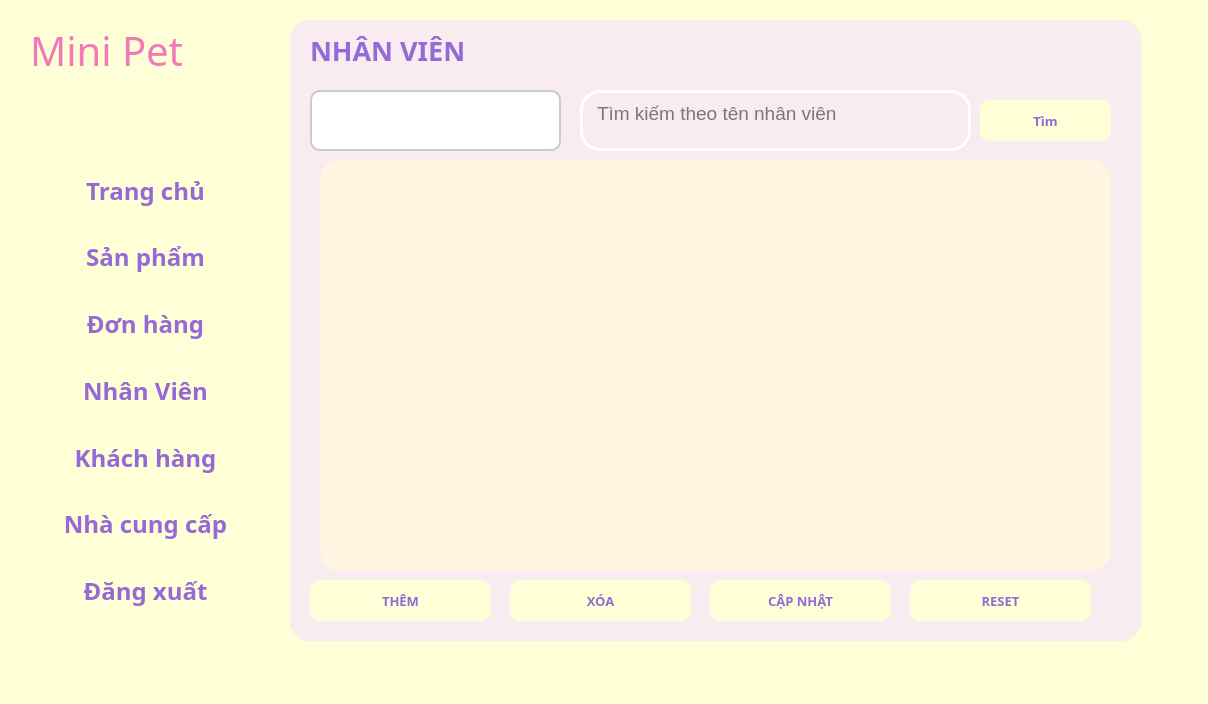
First picture: the form in Main/main.ui, repository minhngoc22/Pet-Store, before the edit.
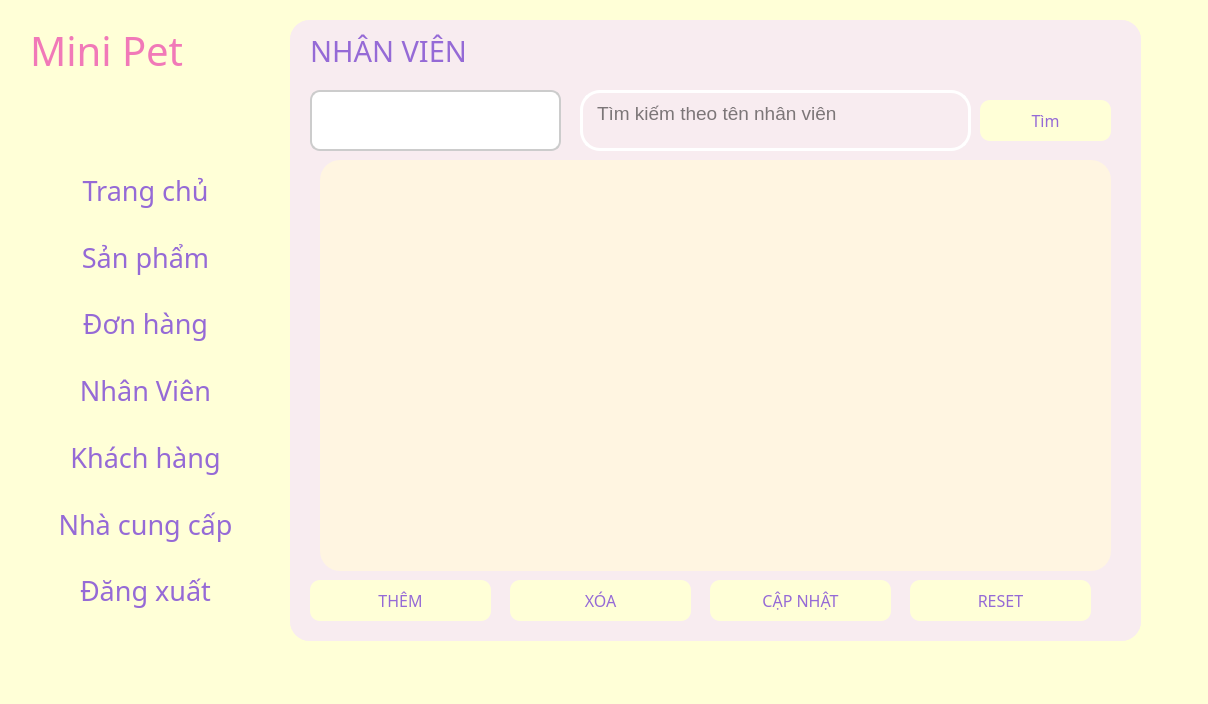
Second picture: the form after the edit. The open tabs and pages were chosen to show the change. Icons and pictures are not drawn.

Patch:
```diff
--- a/Main/main.ui
+++ b/Main/main.ui
@@ -107,11 +107,11 @@
        </property>
        <property name="font">
         <font>
-         <family>Arial Black</family>
-         <pointsize>18</pointsize>
-         <weight>75</weight>
+         <family>Segoe UI Black</family>
+         <pointsize>20</pointsize>
+         <weight>10</weight>
          <italic>false</italic>
-         <bold>true</bold>
+         <bold>false</bold>
         </font>
        </property>
        <property name="styleSheet">
@@ -155,10 +155,11 @@
        </property>
        <property name="font">
         <font>
-         <family>Arial Black</family>
-         <pointsize>18</pointsize>
-         <weight>75</weight>
-         <bold>true</bold>
+         <family>Segoe UI Black</family>
+         <pointsize>20</pointsize>
+         <weight>10</weight>
+         <italic>false</italic>
+         <bold>false</bold>
         </font>
        </property>
        <property name="styleSheet">
@@ -202,10 +203,11 @@
        </property>
        <property name="font">
         <font>
-         <family>Arial Black</family>
-         <pointsize>18</pointsize>
-         <weight>75</weight>
-         <bold>true</bold>
+         <family>Segoe UI Black</family>
+         <pointsize>20</pointsize>
+         <weight>10</weight>
+         <italic>false</italic>
+         <bold>false</bold>
         </font>
        </property>
        <property name="styleSheet">
@@ -249,11 +251,11 @@
        </property>
        <property name="font">
         <font>
-         <family>Arial Black</family>
-         <pointsize>18</pointsize>
-         <weight>75</weight>
+         <family>Segoe UI Black</family>
+         <pointsize>20</pointsize>
+         <weight>10</weight>
          <italic>false</italic>
-         <bold>true</bold>
+         <bold>false</bold>
         </font>
        </property>
        <property name="styleSheet">
@@ -297,10 +299,11 @@
        </property>
        <property name="font">
         <font>
-         <family>Arial Black</family>
-         <pointsize>18</pointsize>
-         <weight>75</weight>
-         <bold>true</bold>
+         <family>Segoe UI Black</family>
+         <pointsize>20</pointsize>
+         <weight>10</weight>
+         <italic>false</italic>
+         <bold>false</bold>
         </font>
        </property>
        <property name="styleSheet">
@@ -344,10 +347,11 @@
        </property>
        <property name="font">
         <font>
-         <family>Arial Black</family>
-         <pointsize>18</pointsize>
-         <weight>75</weight>
-         <bold>true</bold>
+         <family>Segoe UI Black</family>
+         <pointsize>20</pointsize>
+         <weight>10</weight>
+         <italic>false</italic>
+         <bold>false</bold>
         </font>
        </property>
        <property name="styleSheet">
@@ -391,10 +395,11 @@
        </property>
        <property name="font">
         <font>
-         <family>Arial Black</family>
-         <pointsize>18</pointsize>
-         <weight>75</weight>
-         <bold>true</bold>
+         <family>Segoe UI Black</family>
+         <pointsize>20</pointsize>
+         <weight>10</weight>
+         <italic>false</italic>
+         <bold>false</bold>
         </font>
        </property>
        <property name="styleSheet">
@@ -1122,10 +1127,11 @@
       </property>
       <property name="font">
        <font>
-        <family>Arial Black</family>
-        <pointsize>10</pointsize>
-        <weight>75</weight>
-        <bold>true</bold>
+        <family>Segoe UI Black</family>
+        <pointsize>12</pointsize>
+        <weight>10</weight>
+        <italic>false</italic>
+        <bold>false</bold>
        </font>
       </property>
       <property name="styleSheet">
@@ -1153,16 +1159,17 @@
        <rect>
         <x>20</x>
         <y>10</y>
-        <width>211</width>
+        <width>231</width>
         <height>41</height>
        </rect>
       </property>
       <property name="font">
        <font>
         <family>Segoe UI Black</family>
-        <pointsize>20</pointsize>
-        <weight>75</weight>
-        <bold>true</bold>
+        <pointsize>22</pointsize>
+        <weight>10</weight>
+        <italic>false</italic>
+        <bold>false</bold>
        </font>
       </property>
       <property name="styleSheet">
@@ -1183,10 +1190,11 @@
       </property>
       <property name="font">
        <font>
-        <family>Arial Black</family>
-        <pointsize>10</pointsize>
-        <weight>75</weight>
-        <bold>true</bold>
+        <family>Segoe UI Black</family>
+        <pointsize>12</pointsize>
+        <weight>10</weight>
+        <italic>false</italic>
+        <bold>false</bold>
        </font>
       </property>
       <property name="styleSheet">
@@ -1220,10 +1228,11 @@
       </property>
       <property name="font">
        <font>
-        <family>Arial Black</family>
-        <pointsize>10</pointsize>
-        <weight>75</weight>
-        <bold>true</bold>
+        <family>Segoe UI Black</family>
+        <pointsize>12</pointsize>
+        <weight>10</weight>
+        <italic>false</italic>
+        <bold>false</bold>
        </font>
       </property>
       <property name="styleSheet">
@@ -1257,10 +1266,11 @@
       </property>
       <property name="font">
        <font>
-        <family>Arial Black</family>
-        <pointsize>10</pointsize>
-        <weight>75</weight>
-        <bold>true</bold>
+        <family>Segoe UI Black</family>
+        <pointsize>12</pointsize>
+        <weight>10</weight>
+        <italic>false</italic>
+        <bold>false</bold>
        </font>
       </property>
       <property name="styleSheet">
@@ -1404,10 +1414,11 @@
       </property>
       <property name="font">
        <font>
-        <family>Arial Black</family>
-        <pointsize>10</pointsize>
-        <weight>75</weight>
-        <bold>true</bold>
+        <family>Segoe UI Black</family>
+        <pointsize>12</pointsize>
+        <weight>10</weight>
+        <italic>false</italic>
+        <bold>false</bold>
        </font>
       </property>
       <property name="styleSheet">
```
Left out of the diff: 221 changed lines with no effect on the pictures.
